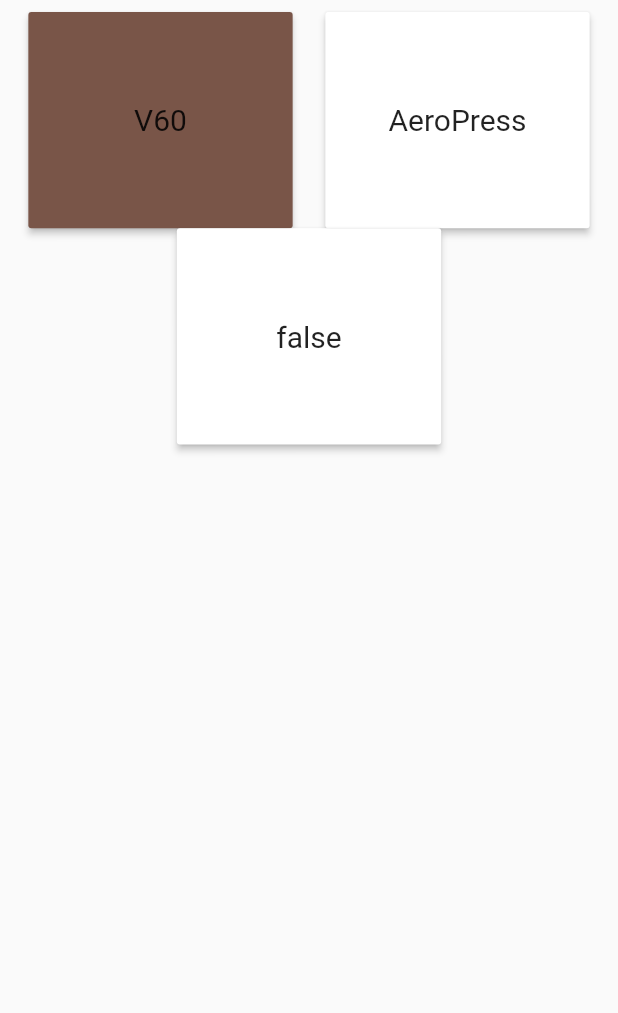
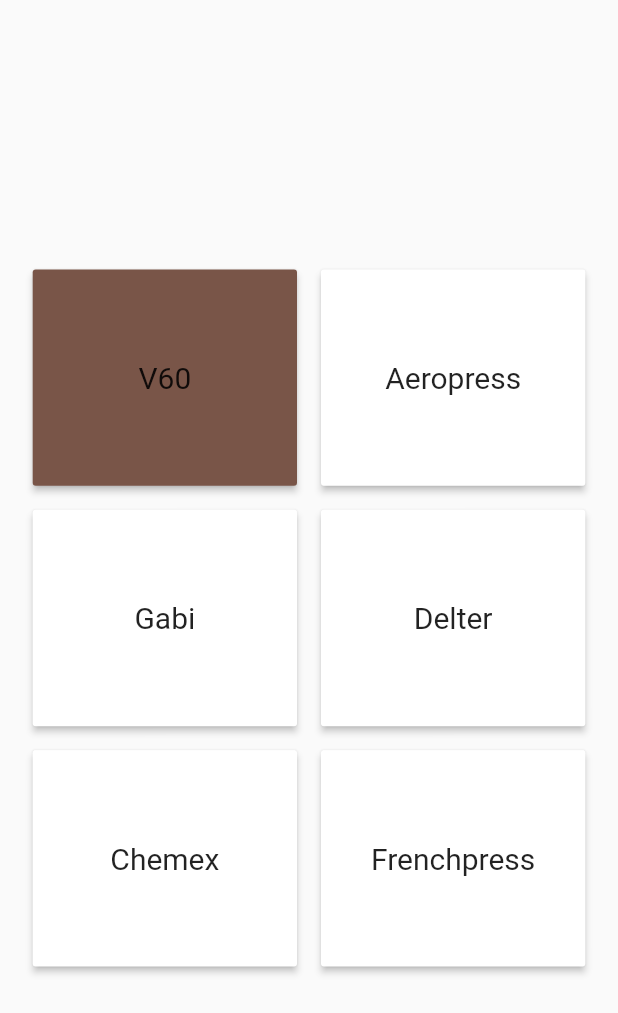
Before and after one commit to Krzysztof-Dziardziel/coffeeBook, a Flutter app: the YourSet screen opened directly, after a tap on "V60", on a phone screen of 412 x 824 dp. Shown: the top 1013 px of the screen. Run offline on Flutter 3.47's test engine with Material 2 defaults, Android fonts, the phone set to English and light mode, and no system bars; our stand-ins replace auto_size_text, carousel_slider, datetime_picker_formfield, flutter_icons, shared_preferences, sqflite; missing offline and left inert: autocomplete_textfield; accounts and stored records are empty.

Commit message:
Created CoffeeTool stful as a method to create new tool tiles in settings

```diff
--- a/lib/settings/toggleBtn.dart
+++ /dev/null
@@ -1,34 +0,0 @@
-import 'package:flutter/material.dart';
-
-class ToggleBtn extends StatefulWidget {
-  @override
-  _ToggleBtnState createState() => _ToggleBtnState();
-}
-
-class _ToggleBtnState extends State<ToggleBtn> {
-  @override
-  Widget build(BuildContext context) {
-    var width = MediaQuery.of(context).size.width;
-    var btnWidth = width * 0.35;
-    bool isOn = false;
-    return MaterialButton(
-      child: Container(
-        height: btnWidth,
-        width: btnWidth,
-        child: Text(
-          isOn.toString(),
-          style: TextStyle(fontSize: 20),
-        ),
-        alignment: Alignment.center,
-      ),
-      color: isOn ? Colors.brown : Colors.white,
-      onPressed: () {
-        setState(
-          () {
-            isOn = !isOn;
-          },
-        );
-      },
-    );
-  }
-}
--- a/lib/settings/yourSet.dart
+++ b/lib/settings/yourSet.dart
@@ -1,4 +1,3 @@
-import 'package:coffeebook/settings/toggleBtn.dart';
 import 'package:flutter/material.dart';
 
 //POSSIBLE ITEMS:
@@ -18,71 +17,66 @@
 }
 
 class _YourSetState extends State<YourSet> {
-  bool aero = false;
-  bool v60 = false;
   @override
   Widget build(BuildContext context) {
-    var width = MediaQuery.of(context).size.width;
-    var btnWidth = width * 0.35;
     return Scaffold(
       body: SafeArea(
         child: Padding(
-          padding: const EdgeInsets.all(8.0),
-          child: Column(
-            children: <Widget>[
-              Row(
-                mainAxisAlignment: MainAxisAlignment.spaceAround,
-                children: <Widget>[
-                  MaterialButton(
-                    child: Container(
-                      height: btnWidth,
-                      width: btnWidth,
-                      child: Text(
-                        'V60',
-                        style: TextStyle(fontSize: 20),
-                      ),
-                      alignment: Alignment.center,
-                    ),
-                    color: v60 ? Colors.brown : Colors.white,
-                    onPressed: () {
-                      setState(
-                        () {
-                          v60 = !v60;
-                        },
-                      );
-                    },
-                  ),
-                  MaterialButton(
-                    child: Container(
-                      height: btnWidth,
-                      width: btnWidth,
-                      child: Text(
-                        'AeroPress',
-                        style: TextStyle(fontSize: 20),
-                      ),
-                      alignment: Alignment.center,
-                    ),
-                    color: aero ? Colors.brown : Colors.white,
-                    onPressed: () {
-                      setState(
-                        () {
-                          aero = !aero;
-                        },
-                      );
-                    },
-                  ),
-                ],
-              ),
-              Row(
-                mainAxisAlignment: MainAxisAlignment.spaceAround,
-                children: <Widget>[
-                  ToggleBtn(),
-                ],
-              ),
-            ],
+          padding: EdgeInsets.all(8.0),
+          child: Center(
+            child: Wrap(
+              alignment: WrapAlignment.center,
+              runAlignment: WrapAlignment.center,
+              children: <Widget>[
+                CoffeeTool(name: 'V60'),
+                CoffeeTool(name: 'Aeropress'),
+                CoffeeTool(name: 'Gabi'),
+                CoffeeTool(name: 'Delter'),
+                CoffeeTool(name: 'Chemex'),
+                CoffeeTool(name: 'Frenchpress'),
+              ],
+            ),
           ),
         ),
       ),
     );
   }
 }
+
+class CoffeeTool extends StatefulWidget {
+  CoffeeTool({@required this.name, this.isAvailable = false});
+  final String name;
+  bool isAvailable;
+  @override
+  _CoffeeToolState createState() => _CoffeeToolState();
+}
+
+class _CoffeeToolState extends State<CoffeeTool> {
+  @override
+  Widget build(BuildContext context) {
+    var width = MediaQuery.of(context).size.width;
+    var btnWidth = width * 0.35;
+    return Padding(
+      padding: const EdgeInsets.all(8.0),
+      child: MaterialButton(
+        child: Container(
+          height: btnWidth,
+          width: btnWidth,
+          child: Text(
+            widget.name,
+            style: TextStyle(fontSize: 20),
+          ),
+          alignment: Alignment.center,
+        ),
+        color: widget.isAvailable ? Colors.brown : Colors.white,
+        onPressed: () {
+          setState(
+            () {
+              widget.isAvailable = !widget.isAvailable;
+            },
+          );
+        },
+      ),
+    );
+  }
+}
```
